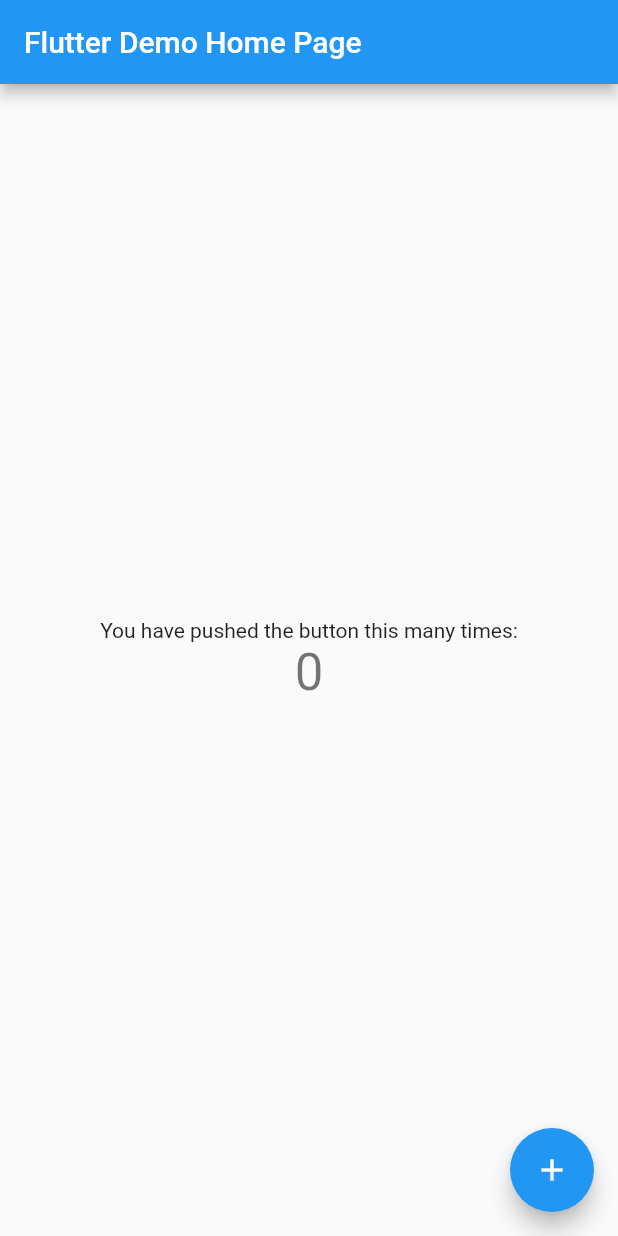
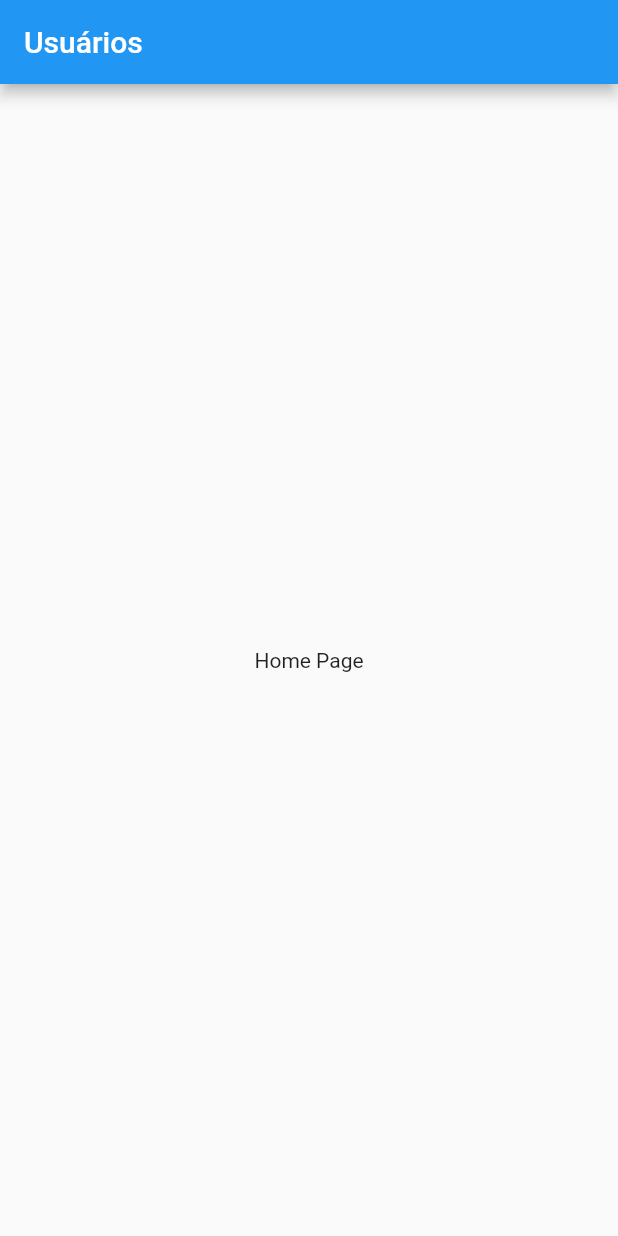
Before and after one commit to Maycon-crz/flutter_consumindo_api_01, a Flutter app: the screen it shows after launch, on a phone screen of 412 x 824 dp. Run offline on Flutter 3.47's test engine with Material 2 defaults, Android fonts, the phone set to English and light mode, and no system bars.

Commit message:
Criando funcao para requisição

```diff
--- /dev/null
+++ b/lib/home_page.dart
@@ -0,0 +1,29 @@
+import 'package:flutter/material.dart';
+import 'package:http/http.dart' as http;
+
+class HomePage extends StatefulWidget {
+  const HomePage({Key? key}) : super(key: key);
+
+  @override
+  State<HomePage> createState() => _HomePageState();
+}
+
+class _HomePageState extends State<HomePage> {
+  Future<List> pegarUsuarios() async {
+    var url = Uri.parse("https://minhasapis.com.br/pessoas");
+    var reponse = await http.get(url);
+    if()
+  }
+
+  @override
+  Widget build(BuildContext context) {
+    return Scaffold(
+      appBar: AppBar(
+        title: const Text("Usuários"),
+      ),
+      body: const Center(
+        child: Text("Home Page"),
+      ),
+    );
+  }
+}
--- a/lib/main.dart
+++ b/lib/main.dart
@@ -1,4 +1,6 @@
 import 'package:flutter/material.dart';
+
+import 'home_page.dart';
 
 void main() {
   runApp(const MyApp());
@@ -7,109 +9,14 @@
 class MyApp extends StatelessWidget {
   const MyApp({Key? key}) : super(key: key);
 
-  // This widget is the root of your application.
   @override
   Widget build(BuildContext context) {
     return MaterialApp(
-      title: 'Flutter Demo',
+      title: 'Flutter Demonstração',
       theme: ThemeData(
-        // This is the theme of your application.
-        //
-        // Try running your application with "flutter run". You'll see the
-        // application has a blue toolbar. Then, without quitting the app, try
-        // changing the primarySwatch below to Colors.green and then invoke
-        // "hot reload" (press "r" in the console where you ran "flutter run",
-        // or simply save your changes to "hot reload" in a Flutter IDE).
-        // Notice that the counter didn't reset back to zero; the application
-        // is not restarted.
         primarySwatch: Colors.blue,
       ),
-      home: const MyHomePage(title: 'Flutter Demo Home Page'),
+      home: const HomePage(),
     );
   }
 }
-
-class MyHomePage extends StatefulWidget {
-  const MyHomePage({Key? key, required this.title}) : super(key: key);
-
-  // This widget is the home page of your application. It is stateful, meaning
-  // that it has a State object (defined below) that contains fields that affect
-  // how it looks.
-
-  // This class is the configuration for the state. It holds the values (in this
-  // case the title) provided by the parent (in this case the App widget) and
-  // used by the build method of the State. Fields in a Widget subclass are
-  // always marked "final".
-
-  final String title;
-
-  @override
-  State<MyHomePage> createState() => _MyHomePageState();
-}
-
-class _MyHomePageState extends State<MyHomePage> {
-  int _counter = 0;
-
-  void _incrementCounter() {
-    setState(() {
-      // This call to setState tells the Flutter framework that something has
-      // changed in this State, which causes it to rerun the build method below
-      // so that the display can reflect the updated values. If we changed
-      // _counter without calling setState(), then the build method would not be
-      // called again, and so nothing would appear to happen.
-      _counter++;
-    });
-  }
-
-  @override
-  Widget build(BuildContext context) {
-    // This method is rerun every time setState is called, for instance as done
-    // by the _incrementCounter method above.
-    //
-    // The Flutter framework has been optimized to make rerunning build methods
-    // fast, so that you can just rebuild anything that needs updating rather
-    // than having to individually change instances of widgets.
-    return Scaffold(
-      appBar: AppBar(
-        // Here we take the value from the MyHomePage object that was created by
-        // the App.build method, and use it to set our appbar title.
-        title: Text(widget.title),
-      ),
-      body: Center(
-        // Center is a layout widget. It takes a single child and positions it
-        // in the middle of the parent.
-        child: Column(
-          // Column is also a layout widget. It takes a list of children and
-          // arranges them vertically. By default, it sizes itself to fit its
-          // children horizontally, and tries to be as tall as its parent.
-          //
-          // Invoke "debug painting" (press "p" in the console, choose the
-          // "Toggle Debug Paint" action from the Flutter Inspector in Android
-          // Studio, or the "Toggle Debug Paint" command in Visual Studio Code)
-          // to see the wireframe for each widget.
-          //
-          // Column has various properties to control how it sizes itself and
-          // how it positions its children. Here we use mainAxisAlignment to
-          // center the children vertically; the main axis here is the vertical
-          // axis because Columns are vertical (the cross axis would be
-          // horizontal).
-          mainAxisAlignment: MainAxisAlignment.center,
-          children: <Widget>[
-            const Text(
-              'You have pushed the button this many times:',
-            ),
-            Text(
-              '$_counter',
-              style: Theme.of(context).textTheme.headline4,
-            ),
-          ],
-        ),
-      ),
-      floatingActionButton: FloatingActionButton(
-        onPressed: _incrementCounter,
-        tooltip: 'Increment',
-        child: const Icon(Icons.add),
-      ), // This trailing comma makes auto-formatting nicer for build methods.
-    );
-  }
-}
--- a/pubspec.yaml
+++ b/pubspec.yaml
@@ -34,6 +34,7 @@
   # The following adds the Cupertino Icons font to your application.
   # Use with the CupertinoIcons class for iOS style icons.
   cupertino_icons: ^1.0.2
+  http: ^0.13.4
 
 dev_dependencies:
   flutter_test:
```
Also changed, not shown: pubspec.lock.
